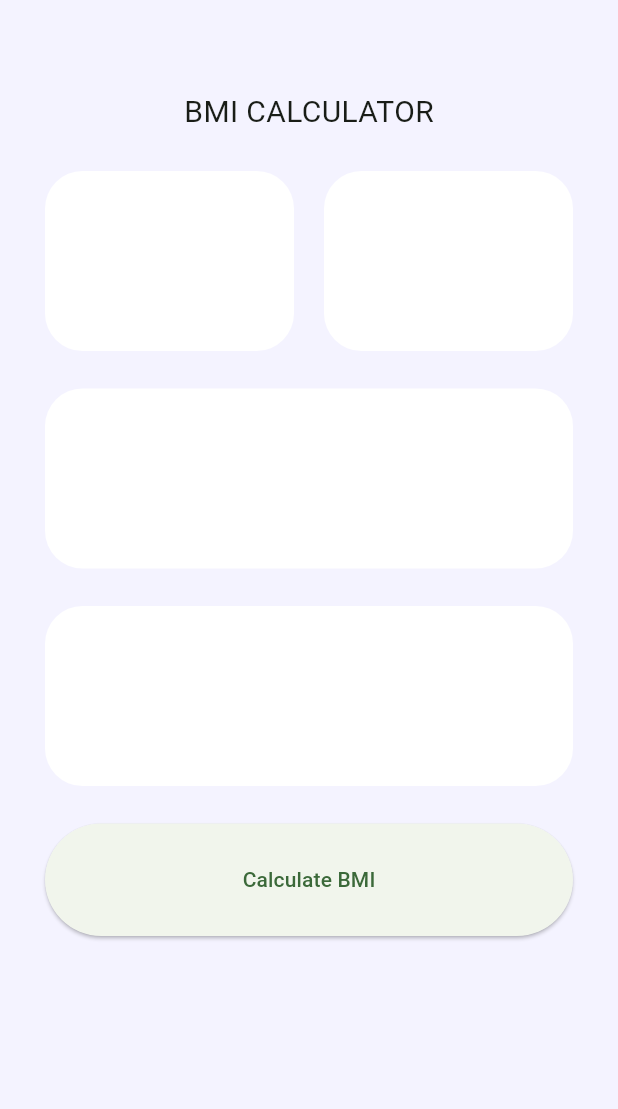
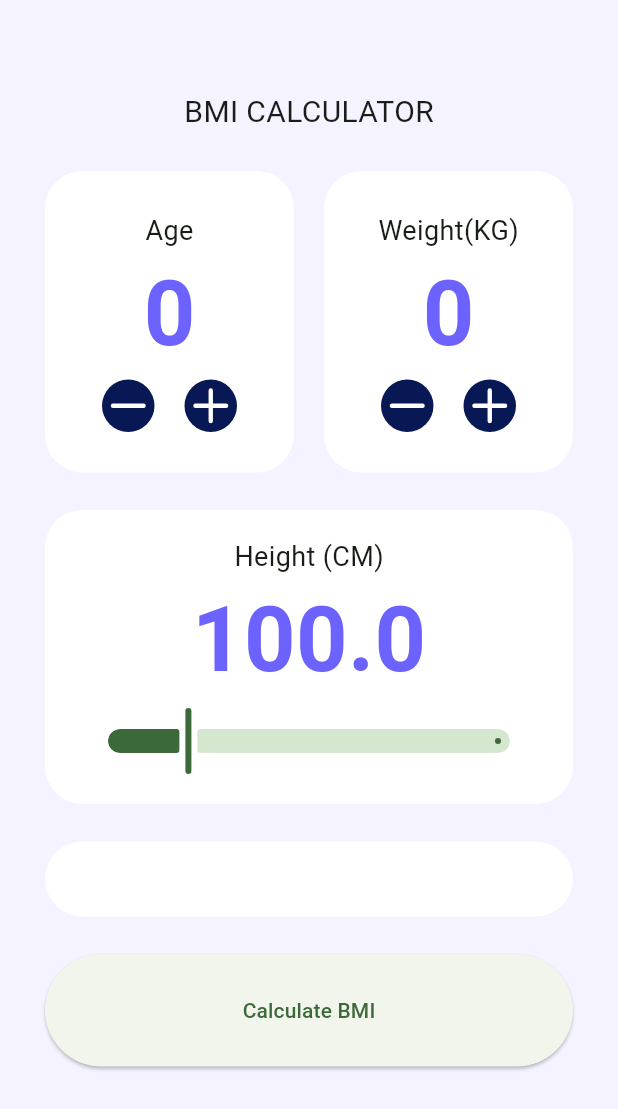
Before and after one commit to RedNoti/mobile_web_pro_flutterproject2025, a Flutter app: the MainScreen screen opened by its route, on a phone screen of 412 x 824 dp. Shown: the top 1109 px of the screen. Run offline on Flutter 3.47's test engine with Material 3 defaults, Android fonts, the phone set to English and light mode, and no system bars; our stand-ins replace go_router, lucide_icons_flutter.

Commit message:
4월 17일 코드 내용

```diff
--- a/lib/main/mainScreen.dart
+++ b/lib/main/mainScreen.dart
@@ -1,3 +1,6 @@
+import 'package:daelim_2025/main/widgets/height_box.dart';
+import 'package:daelim_2025/main/widgets/in_de_container.dart';
+import 'package:daelim_2025/presentation/common/widgets/white_box.dart';
 import 'package:flutter/material.dart';
 
 class MainScreen extends StatefulWidget {
@@ -8,17 +11,8 @@ class MainScreen extends StatefulWidget {
 }
 
 class _MyWidgetState extends State<MainScreen> {
-  final _containerDecoration = BoxDecoration();
-
-  Widget _buildContainer() {
-    return Container(
-      height: 120,
-      decoration: BoxDecoration(
-        color: Colors.white,
-        borderRadius: BorderRadius.circular(25),
-      ),
-    );
-  }
+  int _age = 0;
+  int _weight = 0;
 
   @override
   Widget build(BuildContext context) {
@@ -32,15 +26,55 @@ class _MyWidgetState extends State<MainScreen> {
             children: [
               SizedBox(height: 35),
               Text('BMI CALCULATOR', style: TextStyle(fontSize: 20)),
+              //#region 나이,몸무게 입력
               Row(
                 spacing: 20,
                 children: [
-                  Expanded(child: _buildContainer()),
-                  Expanded(child: _buildContainer()),
+                  Expanded(
+                    child: InDeContainer(
+                      title: 'Age',
+                      value: _age,
+                      onMinus: () {
+                        if (_age > 0) {
+                          setState(() {
+                            _age--;
+                          });
+                        }
+                        debugPrint('age:마이너스');
+                      },
+                      onPlus: () {
+                        setState(() {
+                          _age++;
+                        });
+                        debugPrint('age:플러스');
+                      },
+                    ),
+                  ),
+                  Expanded(
+                    child: InDeContainer(
+                      title: 'Weight(KG)',
+                      value: _weight,
+                      onMinus: () {
+                        if (_weight > 0) {
+                          setState(() {
+                            _weight--;
+                          });
+                        }
+                        debugPrint('Weight:마이너스');
+                      },
+                      onPlus: () {
+                        setState(() {
+                          _weight++;
+                        });
+                        debugPrint('Weight:플러스');
+                      },
+                    ),
+                  ),
                 ],
               ),
-              _buildContainer(),
-              _buildContainer(),
+              heightBox(),
+              //endregion
+              WhiteBox(padding: EdgeInsets.all(25), child: SizedBox.shrink()),
               SizedBox(
                 width: double.infinity,
                 height: 75,
--- /dev/null
+++ b/lib/main/widgets/circle_icon_button.dart
@@ -0,0 +1,24 @@
+// ignore_for_file: public_member_api_docs, sort_constructors_first
+import 'package:flutter/material.dart';
+
+class CircleIconButton extends StatelessWidget {
+  final IconData icon;
+  final VoidCallback onTap;
+
+  const CircleIconButton({Key? key, required this.icon, required this.onTap})
+    : super(key: key);
+
+  @override
+  Widget build(BuildContext context) {
+    return GestureDetector(
+      onTap: onTap,
+      child: Container(
+        decoration: BoxDecoration(
+          borderRadius: BorderRadius.circular(50),
+          color: Color(0xFF081854),
+        ),
+        child: Icon(icon, color: Colors.white, size: 35),
+      ),
+    );
+  }
+}
--- /dev/null
+++ b/lib/main/widgets/height_box.dart
@@ -0,0 +1,46 @@
+import 'package:daelim_2025/presentation/common/widgets/white_box.dart';
+import 'package:flutter/material.dart';
+
+class heightBox extends StatefulWidget {
+  const heightBox({super.key});
+
+  @override
+  State<heightBox> createState() => _heightBoxState();
+}
+
+class _heightBoxState extends State<heightBox> {
+  double _height = 100.0;
+
+  @override
+  Widget build(BuildContext context) {
+    return WhiteBox(
+      padding: EdgeInsets.all(18),
+      child: Column(
+        children: [
+          Text('Height (CM)', style: TextStyle(fontSize: 18)),
+          //숫자
+          Text(
+            '$_height',
+            style: TextStyle(
+              fontSize: 60,
+              fontWeight: FontWeight.bold,
+              color: Color(0xFF6C63FF),
+            ),
+          ),
+          //slider
+          Slider(
+            year2023: false,
+            value: _height,
+            min: 50.0,
+            max: 300.0,
+            onChanged: (double value) {
+              setState(() {
+                _height = value;
+              });
+            },
+          ),
+        ],
+      ),
+    );
+  }
+}
--- /dev/null
+++ b/lib/main/widgets/in_de_container.dart
@@ -0,0 +1,52 @@
+// ignore_for_file: public_member_api_docs, sort_constructors_first
+import 'package:flutter/material.dart';
+import 'package:lucide_icons_flutter/lucide_icons.dart';
+
+import 'package:daelim_2025/main/widgets/circle_icon_button.dart';
+import 'package:daelim_2025/presentation/common/widgets/white_box.dart';
+
+class InDeContainer extends StatelessWidget {
+  final String title;
+  final int value;
+  final VoidCallback onMinus;
+  final VoidCallback onPlus;
+
+  const InDeContainer({
+    Key? key,
+    required this.title,
+    required this.value,
+    required this.onMinus,
+    required this.onPlus,
+  }) : super(key: key);
+
+  @override
+  Widget build(BuildContext context) {
+    return WhiteBox(
+      padding: EdgeInsets.all(27),
+      child: Column(
+        mainAxisAlignment: MainAxisAlignment.center,
+        children: [
+          //타이틀
+          Text(title, style: TextStyle(fontSize: 18)),
+          //숫자
+          Text(
+            '$value',
+            style: TextStyle(
+              fontSize: 60,
+              fontWeight: FontWeight.bold,
+              color: Color(0xFF6C63FF),
+            ),
+          ),
+          Row(
+            mainAxisAlignment: MainAxisAlignment.center,
+            spacing: 20,
+            children: [
+              CircleIconButton(onTap: onMinus, icon: LucideIcons.minus),
+              CircleIconButton(onTap: onPlus, icon: LucideIcons.plus),
+            ],
+          ),
+        ],
+      ),
+    );
+  }
+}
--- /dev/null
+++ b/lib/presentation/common/widgets/white_box.dart
@@ -0,0 +1,23 @@
+// ignore_for_file: public_member_api_docs, sort_constructors_first
+import 'package:flutter/material.dart';
+
+class WhiteBox extends StatelessWidget {
+  final EdgeInsetsGeometry? padding;
+  final Widget child;
+
+  const WhiteBox({Key? key, this.padding, required this.child})
+    : super(key: key);
+
+  @override
+  Widget build(BuildContext context) {
+    return Container(
+      width: double.infinity,
+      padding: padding,
+      decoration: BoxDecoration(
+        color: Colors.white,
+        borderRadius: BorderRadius.circular(25),
+      ),
+      child: child,
+    );
+  }
+}
--- a/pubspec.yaml
+++ b/pubspec.yaml
@@ -29,6 +29,7 @@ environment:
 # versions available, run `flutter pub outdated`.
 dependencies:
   go_router: ^14.8.1
+  lucide_icons_flutter: ^2.0.5
   flutter:
     sdk: flutter
 
```
